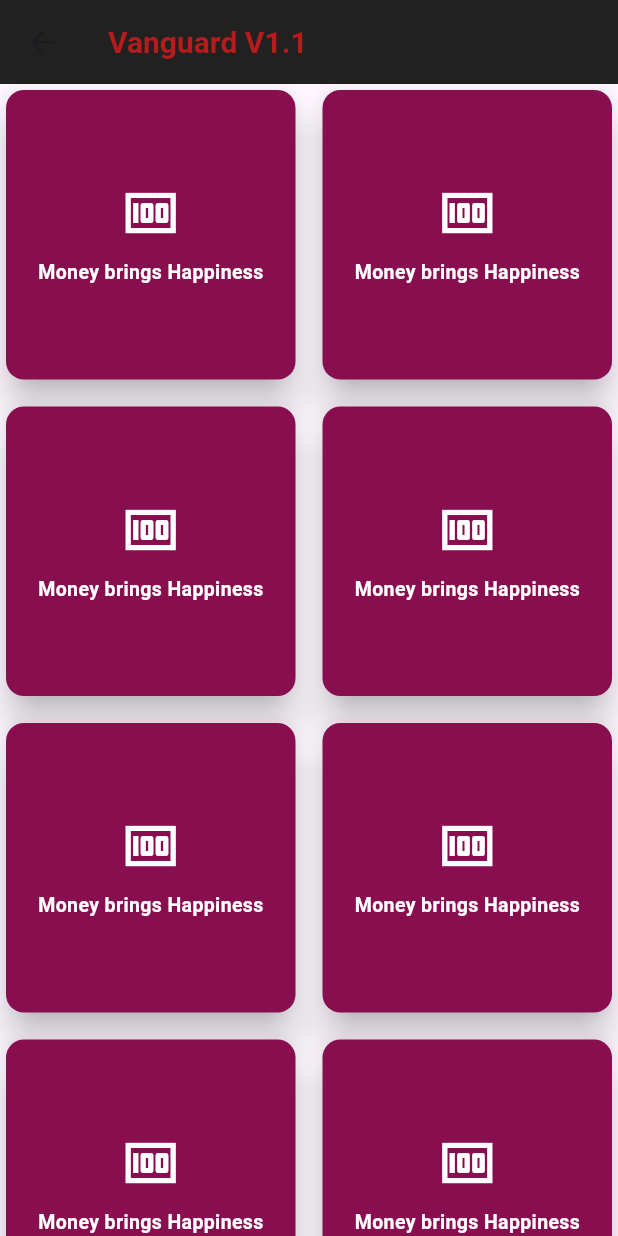
After one commit to srijon7440/Flutter, a Flutter app: the Grids screen opened directly, on a phone screen of 412 x 824 dp. The commit adds this screen. Run offline on Flutter 3.47's test engine with Material 3 defaults, Android fonts, the phone set to English and light mode, and no system bars; network calls fail.

Commit message:
Vanguard V1.1

```diff
--- a/lib/app.dart
+++ b/lib/app.dart
@@ -1,4 +1,6 @@
 import 'package:flutter/material.dart';
+import 'package:flutter_begins/stack.dart';
+import 'grid.dart';
 import 'home.dart';
 import 'input.dart';
 import 'img.dart';
@@ -10,7 +12,7 @@ class MyApp extends StatelessWidget {
   Widget build(BuildContext context) {
     return MaterialApp(
     title: 'Welcome',
-    home: Imagee(),
+    home: Stackk(),
     );
   }
 }
--- /dev/null
+++ b/lib/grid.dart
@@ -0,0 +1,84 @@
+import 'package:flutter/material.dart';
+
+class Grids extends StatelessWidget {
+  const Grids({super.key});
+
+  @override
+  Widget build(BuildContext context) {
+    return Scaffold(
+      appBar: AppBar(
+        backgroundColor: Colors.black87,
+        title: Text(
+            "Vanguard V1.1",
+          style: TextStyle(
+            backgroundColor: Colors.transparent,
+            color: Colors.red.shade900,
+            fontWeight: FontWeight.bold,
+            fontSize: 20,
+          ),
+        ),
+      ),
+    //   body: GridView.count(
+    //       crossAxisCount: 2,
+    //     crossAxisSpacing: 10,
+    //     mainAxisSpacing: 10,
+    //     children:List.generate(10, (index){
+    //       return Card(
+    //         color: Colors.pink.shade900,
+    //         child: Column(
+    //           mainAxisAlignment: MainAxisAlignment.center,
+    //           children: [
+    //             Icon(
+    //               Icons.money,
+    //               size: 40,
+    //               color: Colors.white,
+    //             ),
+    //             SizedBox(height: 10,),
+    //             Text(
+    //               style: TextStyle(
+    //                 fontSize: 13,
+    //                 fontWeight: FontWeight.bold,
+    //                 color: Colors.white
+    //               ),
+    //                 'Money brings Happiness'),
+    //           ],
+    //         ),
+    //       );
+    // })
+    //   ),
+      //==================================================
+      body: GridView.builder(
+          gridDelegate: SliverGridDelegateWithFixedCrossAxisCount(
+            crossAxisCount: 2,
+            mainAxisSpacing: 10,
+            crossAxisSpacing: 10,
+          ),
+          itemCount: 10,
+          itemBuilder: (context,index){
+            return Card(
+              elevation: 10,
+              color: Colors.pink.shade900,
+                     child: Column(
+                          mainAxisAlignment: MainAxisAlignment.center,
+                          children: [
+                            Icon(
+                              Icons.money,
+                              size: 40,
+                              color: Colors.white,
+                            ),
+                            SizedBox(height: 10,),
+                            Text(
+                              style: TextStyle(
+                                fontSize: 13,
+                                fontWeight: FontWeight.bold,
+                                color: Colors.white
+                              ),
+                                'Money brings Happiness'),
+                           ],
+                         ),
+                       );
+          }
+      ),
+    );
+  }
+}
```
Also changed, not shown: lib/stack.dart (added, +111 -0 lines).
